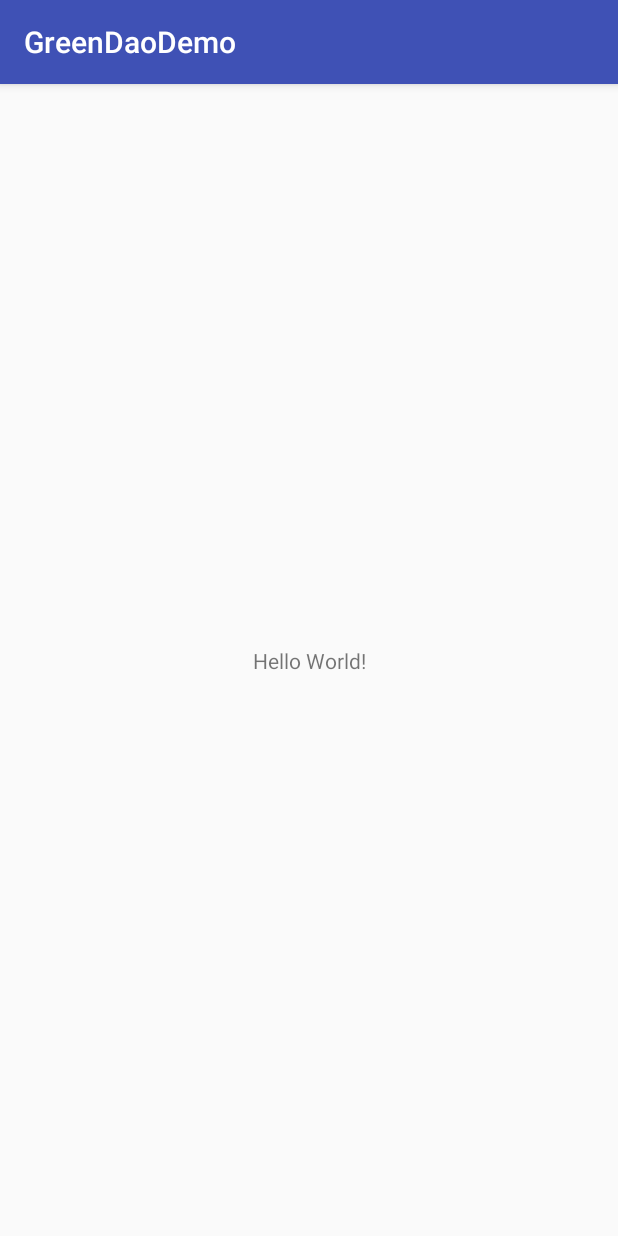
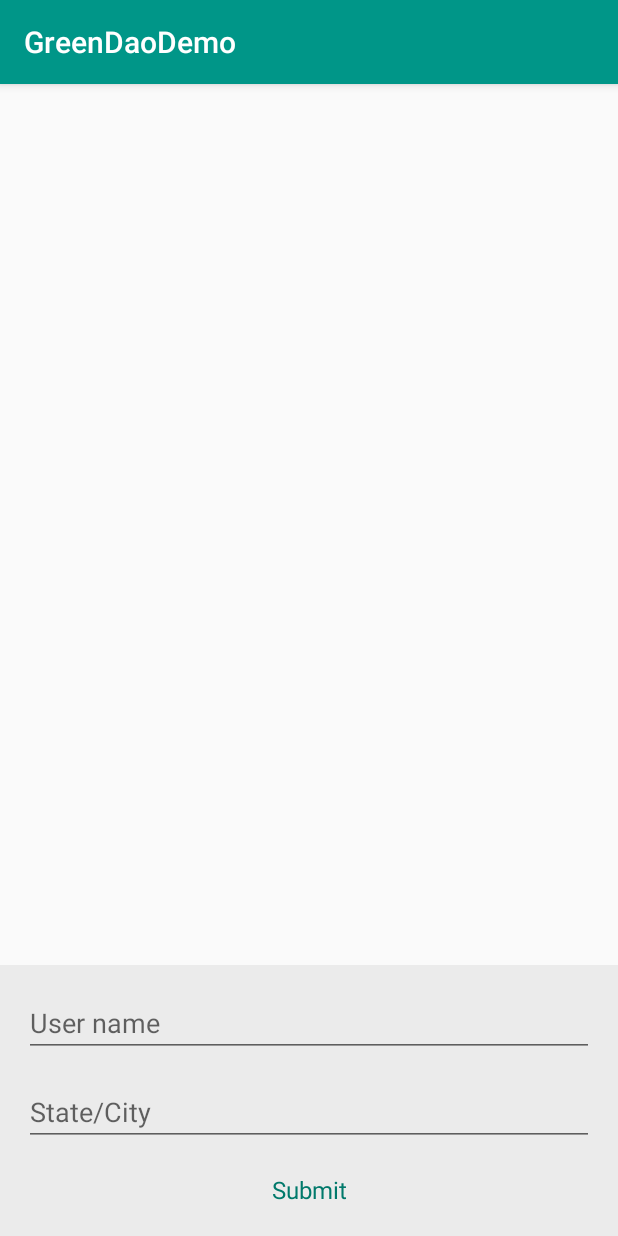
Before and after one commit to Devendra-Mehra/Green-Dao-Demo, an Android app: the screen it shows after launch (MainActivity), on a phone screen of 412 x 824 dp. Run offline under Robolectric (Android 15) with nearby library versions, the phone set to English and light mode, and no system bars; our stand-ins replace data binding; libraries missing offline, so code that uses them is left out: com.facebook.stetho.

Commit message:
view created, data inserted to database

```diff
--- a/app/build.gradle
+++ b/app/build.gradle
@@ -32,6 +32,7 @@ greendao {
 dependencies {
     implementation fileTree(dir: 'libs', include: ['*.jar'])
     implementation "com.android.support:appcompat-v7:$rootProject.androidSupport"
+    implementation "com.android.support:design:$rootProject.androidSupport"
     implementation "com.android.support.constraint:constraint-layout:$rootProject.constraintLayout"
     testImplementation 'junit:junit:4.12'
     androidTestImplementation "com.android.support.test:runner:$rootProject.testRunner"
--- a/app/src/main/java/com/example/greendaodemo/database/base/DaoHelper.java
+++ b/app/src/main/java/com/example/greendaodemo/database/base/DaoHelper.java
@@ -14,7 +14,7 @@ public class DaoHelper {
 
     public static List<Class<? extends AbstractDao<?, ?>>> getAllDaos() {
         List<Class<? extends AbstractDao<?, ?>>> daos = new ArrayList<>();
-        daos.add(UserDao.class);
+        daos.add(UserEntityDao.class);
 
         return daos;
     }
--- a/app/src/main/java/com/example/greendaodemo/main/MainActivity.java
+++ b/app/src/main/java/com/example/greendaodemo/main/MainActivity.java
@@ -1,15 +1,55 @@
 package com.example.greendaodemo.main;
 
+import android.content.Context;
+import android.databinding.DataBindingUtil;
+import android.os.Bundle;
 import android.support.v7.app.AppCompatActivity;
-import android.os.Bundle;
+import android.view.View;
 
 import com.example.greendaodemo.R;
+import com.example.greendaodemo.database.user.entity.UserEntity;
+import com.example.greendaodemo.database.user.operations.UserOperations;
+import com.example.greendaodemo.databinding.ActivityMainBinding;
+import com.example.greendaodemo.utils.Constants;
 
 public class MainActivity extends AppCompatActivity {
+
+    private ActivityMainBinding binding;
+    private Context context;
 
     @Override
     protected void onCreate(Bundle savedInstanceState) {
         super.onCreate(savedInstanceState);
-        setContentView(R.layout.activity_main);
+        binding = DataBindingUtil.setContentView(this, R.layout.activity_main);
+        context = this;
+
+
+        binding.tvSubmit.setOnClickListener(new View.OnClickListener() {
+            @Override
+            public void onClick(View view) {
+                String userName = binding.etUserName.getText().toString().trim();
+                String stateCity = binding.etStateCity.getText().toString().trim();
+
+                if (userName.equals(Constants.EMPTY)) {
+                    binding.etUserName.setError(getString(R.string.user_name_error));
+                } else if (stateCity.equals(Constants.EMPTY)) {
+                    binding.etStateCity.setError(getString(R.string.state_city_error));
+                } else {
+                    insertDataToInternal(userName, stateCity);
+                }
+
+            }
+        });
     }
+
+
+    private void insertDataToInternal(String userName, String stateCity) {
+        UserOperations userOperations = UserOperations.getInstance(context);
+        UserEntity userEntity = new UserEntity();
+        userEntity.setUserName(userName);
+        userEntity.setStateCity(stateCity);
+        userOperations.insertUser(userEntity);
+    }
+
+
 }
--- a/app/src/main/res/layout/activity_main.xml
+++ b/app/src/main/res/layout/activity_main.xml
@@ -1,18 +1,64 @@
 <?xml version="1.0" encoding="utf-8"?>
-<android.support.constraint.ConstraintLayout xmlns:android="http://schemas.android.com/apk/res/android"
-    xmlns:app="http://schemas.android.com/apk/res-auto"
-    xmlns:tools="http://schemas.android.com/tools"
-    android:layout_width="match_parent"
-    android:layout_height="match_parent"
-    tools:context=".main.MainActivity">
+<layout xmlns:android="http://schemas.android.com/apk/res/android">
 
-    <TextView
-        android:layout_width="wrap_content"
-        android:layout_height="wrap_content"
-        android:text="Hello World!"
-        app:layout_constraintBottom_toBottomOf="parent"
-        app:layout_constraintLeft_toLeftOf="parent"
-        app:layout_constraintRight_toRightOf="parent"
-        app:layout_constraintTop_toTopOf="parent" />
+    <RelativeLayout
+        android:layout_width="match_parent"
+        android:layout_height="match_parent">
 
-</android.support.constraint.ConstraintLayout>
+        <android.support.v7.widget.RecyclerView
+            android:id="@+id/recycler_view"
+            android:layout_width="match_parent"
+            android:layout_height="match_parent"
+            android:layout_above="@+id/ll_controls" />
+
+        <LinearLayout
+            android:id="@+id/ll_controls"
+            android:layout_width="match_parent"
+            android:layout_height="wrap_content"
+            android:layout_alignParentBottom="true"
+            android:background="@color/back_ground"
+            android:baselineAligned="false"
+            android:orientation="vertical">
+
+            <EditText
+                android:id="@+id/et_user_name"
+                android:layout_width="match_parent"
+                android:layout_height="wrap_content"
+                android:layout_marginEnd="16dp"
+                android:layout_marginStart="16dp"
+                android:layout_marginTop="16dp"
+                android:hint="@string/user_name"
+                android:inputType="text"
+                android:maxLength="1"
+                android:singleLine="true" />
+
+            <EditText
+                android:id="@+id/et_state_city"
+                android:layout_width="match_parent"
+                android:layout_height="wrap_content"
+                android:layout_marginEnd="16dp"
+                android:layout_marginStart="16dp"
+                android:layout_marginTop="14dp"
+                android:hint="@string/state_city"
+                android:inputType="text"
+                android:maxLength="1"
+                android:singleLine="true" />
+
+            <TextView
+                android:id="@+id/tv_submit"
+                android:layout_width="match_parent"
+                android:layout_height="wrap_content"
+                android:layout_marginBottom="10dp"
+                android:layout_marginEnd="16dp"
+                android:layout_marginStart="16dp"
+                android:layout_marginTop="8dp"
+                android:gravity="center"
+                android:padding="10dp"
+                android:text="@string/submit"
+                android:textColor="@color/colorPrimaryDark"
+                android:textSize="16sp" />
+
+
+        </LinearLayout>
+    </RelativeLayout>
+</layout>
--- a/app/src/main/res/values/colors.xml
+++ b/app/src/main/res/values/colors.xml
@@ -1,6 +1,12 @@
 <?xml version="1.0" encoding="utf-8"?>
 <resources>
-    <color name="colorPrimary">#3F51B5</color>
-    <color name="colorPrimaryDark">#303F9F</color>
-    <color name="colorAccent">#FF4081</color>
+    <color name="colorPrimary">#009688</color>
+    <color name="colorPrimaryDark">#00796B</color>
+    <color name="colorAccent">#FFC107</color>
+    <color name="primary_light">#B2DFDB</color>
+    <color name="primary_text">#212121</color>
+    <color name="secondary_text">#757575</color>
+    <color name="icons">#FFFFFF</color>
+    <color name="divider">#BDBDBD</color>
+    <color name="back_ground">#ebebeb</color>
 </resources>
--- a/app/src/main/res/values/strings.xml
+++ b/app/src/main/res/values/strings.xml
@@ -1,3 +1,10 @@
 <resources>
     <string name="app_name">GreenDaoDemo</string>
+    <string name="name">Name</string>
+    <string name="city">City</string>
+    <string name="user_name">User name</string>
+    <string name="state_city">State/City</string>
+    <string name="submit">Submit</string>
+    <string name="user_name_error">User name is mandatory</string>
+    <string name="state_city_error">State name and city name is mandatory</string>
 </resources>
```
Also changed, not shown: app/src/main/java/com/example/greendaodemo/database/user/entity/UserEntity.java (+33 -2 lines), app/src/main/java/com/example/greendaodemo/utils/Constants.java (added, +8 -0 lines).
